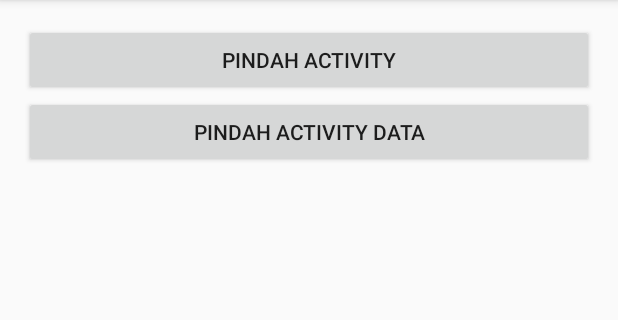
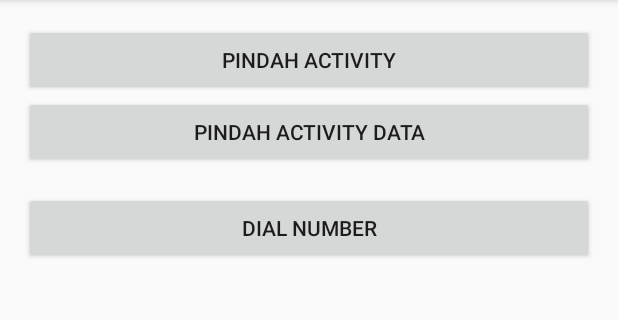
Before and after one commit to efarid15/dicoding-intentapps, an Android app: the screen it shows after launch (MainActivity), on a phone screen of 412 x 824 dp, the part 84-404 px from its top. Run offline under Robolectric (Android 15) with nearby library versions, the phone set to English and light mode, and no system bars.

Commit message:
explicit intent

```diff
--- a/app/src/main/java/com/dicoding/picodiploma/myintentapp/MainActivity.kt
+++ b/app/src/main/java/com/dicoding/picodiploma/myintentapp/MainActivity.kt
@@ -1,6 +1,7 @@
 package com.dicoding.picodiploma.myintentapp
 
 import android.content.Intent
+import android.net.Uri
 import androidx.appcompat.app.AppCompatActivity
 import android.os.Bundle
 import android.view.View
@@ -17,6 +18,9 @@ class MainActivity : AppCompatActivity(), View.OnClickListener {
 
         val btnMoveActivityData: Button = findViewById(R.id.btn_move_activity_data)
         btnMoveActivityData.setOnClickListener(this)
+
+        val btnDialPhone: Button = findViewById(R.id.btn_dial_number)
+        btnDialPhone.setOnClickListener(this)
     }
 
     override fun onClick(v: View) {
@@ -32,6 +36,12 @@ class MainActivity : AppCompatActivity(), View.OnClickListener {
                 moveWithDataIntent.putExtra(MoveWithDataActivity.EXTRA_AGE, 5)
                 startActivity(moveWithDataIntent)
             }
+
+            R.id.btn_dial_number -> {
+                val phoneNumber = "08132345678"
+                val dialPhoneIntent = Intent(Intent.ACTION_DIAL, Uri.parse("tel:$phoneNumber"))
+                startActivity(dialPhoneIntent)
+            }
         }
     }
 }
--- a/app/src/main/res/layout/activity_main.xml
+++ b/app/src/main/res/layout/activity_main.xml
@@ -25,4 +25,12 @@
 
     />
 
+    <Button
+            android:id="@+id/btn_dial_number"
+            android:layout_width="match_parent"
+            android:layout_height="wrap_content"
+            android:layout_marginBottom="16dp"
+            android:text="@string/dial_number"
+    />
+
 </LinearLayout>
--- a/app/src/main/res/values/strings.xml
+++ b/app/src/main/res/values/strings.xml
@@ -4,4 +4,5 @@
     <string name="this_is_move_activity">This is move activity</string>
     <string name="move_with_data">Pindah Activity Data</string>
     <string name="data_received">Data Received</string>
+    <string name="dial_number">Dial Number</string>
 </resources>
```
